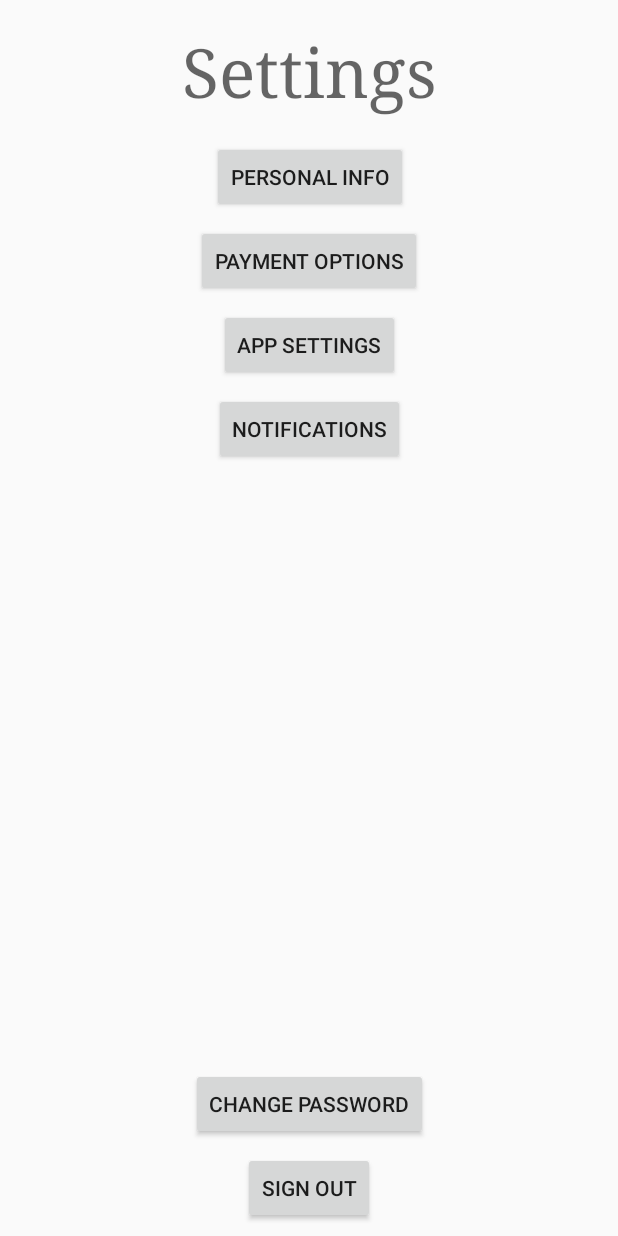
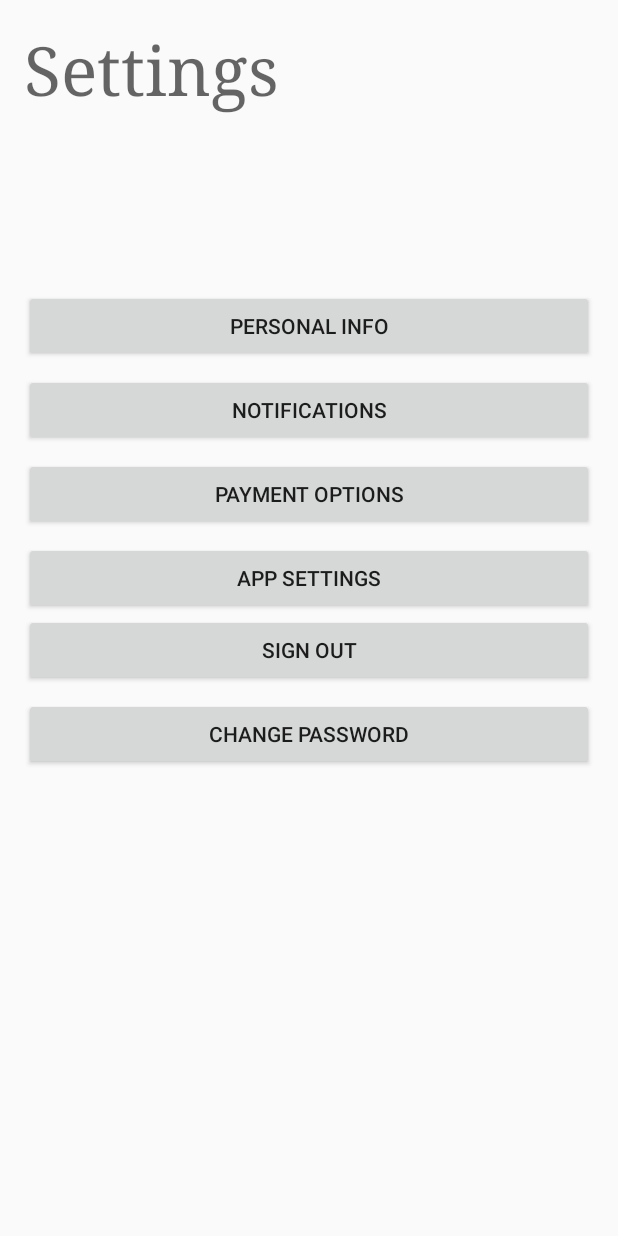
Before and after one commit to justephens/congressional-app-pdq, an Android app: the SettingsActivity screen opened directly, with no data from a screen before it, on a phone screen of 412 x 824 dp. Run offline under Robolectric (Android 15) with nearby library versions, the phone set to English and light mode, and no system bars.

Commit message:
added personal info settings page

```diff
--- a/PDQ/app/src/main/java/plp/pdq/NavMenu.java
+++ b/PDQ/app/src/main/java/plp/pdq/NavMenu.java
@@ -93,6 +93,7 @@ public class NavMenu extends AppCompatActivity
         } else if (id == R.id.navmenu_profile) {
 
         } else if (id == R.id.navmenu_settings) {
+            startActivity(new Intent(NavMenu.this, SettingsActivity.class));
 
         }
 
--- a/PDQ/app/src/main/java/plp/pdq/SettingsActivity.java
+++ b/PDQ/app/src/main/java/plp/pdq/SettingsActivity.java
@@ -1,13 +1,38 @@
 package plp.pdq;
 
+import android.content.Intent;
 import android.support.v7.app.AppCompatActivity;
 import android.os.Bundle;
+import android.view.View;
+import android.widget.Button;
 
 public class SettingsActivity extends AppCompatActivity {
+
+    Button btnSignOut, btnPersonalInfo;
 
     @Override
     protected void onCreate(Bundle savedInstanceState) {
         super.onCreate(savedInstanceState);
         setContentView(R.layout.activity_settings);
+
+        btnSignOut = (Button) findViewById(R.id.buttonSignOut);
+        btnPersonalInfo = (Button) findViewById(R.id.buttonPersonInfo);
+
+        btnSignOut.setOnClickListener(new View.OnClickListener() {
+            @Override
+            public void onClick(View view) {
+                Intent intent = new Intent(SettingsActivity.this, LoginActivity.class);
+                startActivity(intent);
+            }
+        });
+
+        btnPersonalInfo.setOnClickListener(new View.OnClickListener() {
+            @Override
+            public void onClick(View view) {
+                Intent intent = new Intent(SettingsActivity.this, PersonalInfoActivity.class);
+                startActivity(intent);
+            }
+        });
+
     }
 }
--- a/PDQ/app/src/main/res/layout/activity_settings.xml
+++ b/PDQ/app/src/main/res/layout/activity_settings.xml
@@ -6,67 +6,136 @@
     android:layout_height="match_parent"
     tools:context="plp.pdq.SettingsActivity">
 
+    <ScrollView
+        android:layout_width="0dp"
+        android:layout_height="0dp"
+        android:layout_marginBottom="8dp"
+        android:layout_marginEnd="8dp"
+        android:layout_marginLeft="8dp"
+        android:layout_marginRight="8dp"
+        android:layout_marginStart="8dp"
+        android:layout_marginTop="8dp"
+        app:layout_constraintBottom_toBottomOf="parent"
+        app:layout_constraintHorizontal_bias="0.0"
+        app:layout_constraintLeft_toLeftOf="parent"
+        app:layout_constraintRight_toRightOf="parent"
+        app:layout_constraintTop_toTopOf="parent"
+        app:layout_constraintVertical_bias="0.0">
+
+        <LinearLayout
+            android:layout_width="match_parent"
+            android:layout_height="wrap_content"
+            android:orientation="vertical"
+            tools:layout_editor_absoluteX="8dp"
+            tools:layout_editor_absoluteY="-12dp">
+
+            <TextView
+                android:id="@+id/textView4"
+                android:layout_width="match_parent"
+                android:layout_height="wrap_content"
+                android:layout_marginBottom="8dp"
+                android:layout_marginEnd="8dp"
+                android:layout_marginLeft="8dp"
+                android:layout_marginRight="8dp"
+                android:layout_marginStart="8dp"
+                android:layout_marginTop="8dp"
+                android:fontFamily="serif"
+                android:text="Settings"
+                android:textAppearance="@style/TextAppearance.AppCompat.Display2"
+                app:layout_constraintBottom_toTopOf="@+id/buttonPersonInfo"
+                app:layout_constraintLeft_toLeftOf="parent"
+                app:layout_constraintRight_toRightOf="parent"
+                app:layout_constraintTop_toTopOf="parent" />
+
+            <ExpandableListView
+                android:layout_width="match_parent"
+                android:layout_height="match_parent"
+                android:layout_marginBottom="8dp"
+                android:layout_marginEnd="8dp"
+                android:layout_marginLeft="8dp"
+                android:layout_marginRight="8dp"
+                android:layout_marginStart="8dp"
+                android:layout_marginTop="8dp"
+                app:layout_constraintBottom_toTopOf="@+id/buttonChangePass"
+                app:layout_constraintLeft_toLeftOf="parent"
+                app:layout_constraintRight_toRightOf="parent"
+                app:layout_constraintTop_toBottomOf="@+id/buttonNotifications" />
+
             <Button
                 android:id="@+id/buttonPersonInfo"
-        android:layout_width="wrap_content"
+                android:layout_width="match_parent"
                 android:layout_height="wrap_content"
+                android:layout_marginEnd="8dp"
+                android:layout_marginLeft="8dp"
+                android:layout_marginRight="8dp"
+                android:layout_marginStart="8dp"
+                android:layout_marginTop="94dp"
                 android:text="Personal Info"
-        app:layout_constraintTop_toTopOf="parent"
-        android:layout_marginTop="94dp"
-        android:layout_marginRight="8dp"
+                app:layout_constraintHorizontal_bias="0.502"
+                app:layout_constraintLeft_toLeftOf="parent"
                 app:layout_constraintRight_toRightOf="parent"
-        android:layout_marginLeft="8dp"
-        app:layout_constraintLeft_toLeftOf="parent"
-        app:layout_constraintHorizontal_bias="0.502"
-        android:layout_marginStart="8dp"
-        android:layout_marginEnd="8dp" />
-
-    <Button
-        android:id="@+id/buttonPaymentOpt"
-        android:layout_width="wrap_content"
-        android:layout_height="wrap_content"
-        android:text="Payment Options"
-        android:layout_marginTop="8dp"
-        app:layout_constraintTop_toBottomOf="@+id/buttonPersonInfo"
-        android:layout_marginRight="8dp"
-        app:layout_constraintRight_toRightOf="parent"
-        android:layout_marginLeft="8dp"
-        app:layout_constraintLeft_toLeftOf="parent"
-        android:layout_marginStart="8dp"
-        android:layout_marginEnd="8dp" />
-
-    <Button
-        android:id="@+id/buttonAppSettings"
-        android:layout_width="wrap_content"
-        android:layout_height="wrap_content"
-        android:text="App Settings"
-        android:layout_marginTop="8dp"
-        app:layout_constraintTop_toBottomOf="@+id/buttonPaymentOpt"
-        android:layout_marginRight="8dp"
-        app:layout_constraintRight_toRightOf="parent"
-        android:layout_marginLeft="8dp"
-        app:layout_constraintLeft_toLeftOf="parent"
-        android:layout_marginStart="8dp"
-        android:layout_marginEnd="8dp" />
+                app:layout_constraintTop_toTopOf="parent" />
 
             <Button
                 android:id="@+id/buttonNotifications"
-        android:layout_width="wrap_content"
+                android:layout_width="match_parent"
                 android:layout_height="wrap_content"
+                android:layout_marginEnd="8dp"
                 android:layout_marginLeft="8dp"
                 android:layout_marginRight="8dp"
+                android:layout_marginStart="8dp"
                 android:layout_marginTop="8dp"
                 android:text="Notifications"
                 app:layout_constraintLeft_toLeftOf="parent"
                 app:layout_constraintRight_toRightOf="parent"
-        app:layout_constraintTop_toBottomOf="@+id/buttonAppSettings"
+                app:layout_constraintTop_toBottomOf="@+id/buttonAppSettings" />
+
+            <Button
+                android:id="@+id/buttonPaymentOpt"
+                android:layout_width="match_parent"
+                android:layout_height="wrap_content"
+                android:layout_marginEnd="8dp"
+                android:layout_marginLeft="8dp"
+                android:layout_marginRight="8dp"
                 android:layout_marginStart="8dp"
-        android:layout_marginEnd="8dp" />
+                android:layout_marginTop="8dp"
+                android:text="Payment Options"
+                app:layout_constraintLeft_toLeftOf="parent"
+                app:layout_constraintRight_toRightOf="parent"
+                app:layout_constraintTop_toBottomOf="@+id/buttonPersonInfo" />
+
+            <Button
+                android:id="@+id/buttonAppSettings"
+                android:layout_width="match_parent"
+                android:layout_height="wrap_content"
+                android:layout_marginEnd="8dp"
+                android:layout_marginLeft="8dp"
+                android:layout_marginRight="8dp"
+                android:layout_marginStart="8dp"
+                android:layout_marginTop="8dp"
+                android:text="App Settings"
+                app:layout_constraintLeft_toLeftOf="parent"
+                app:layout_constraintRight_toRightOf="parent"
+                app:layout_constraintTop_toBottomOf="@+id/buttonPaymentOpt" />
+
+            <Button
+                android:id="@+id/buttonSignOut"
+                android:layout_width="match_parent"
+                android:layout_height="wrap_content"
+                android:layout_marginBottom="8dp"
+                android:layout_marginEnd="8dp"
+                android:layout_marginLeft="8dp"
+                android:layout_marginRight="8dp"
+                android:layout_marginStart="8dp"
+                android:text="Sign Out"
+                app:layout_constraintBottom_toBottomOf="parent"
+                app:layout_constraintLeft_toLeftOf="parent"
+                app:layout_constraintRight_toRightOf="parent" />
 
             <Button
                 android:id="@+id/buttonChangePass"
                 style="@style/Widget.AppCompat.Button"
-        android:layout_width="wrap_content"
+                android:layout_width="match_parent"
                 android:layout_height="wrap_content"
                 android:layout_marginBottom="8dp"
                 android:layout_marginEnd="8dp"
@@ -78,46 +147,8 @@
                 app:layout_constraintBottom_toTopOf="@+id/buttonSignOut"
                 app:layout_constraintLeft_toLeftOf="parent"
                 app:layout_constraintRight_toRightOf="parent" />
+        </LinearLayout>
+    </ScrollView>
 
-    <Button
-        android:id="@+id/buttonSignOut"
-        android:layout_width="wrap_content"
-        android:layout_height="wrap_content"
-        android:layout_marginBottom="8dp"
-        android:layout_marginLeft="8dp"
-        android:layout_marginRight="8dp"
-        android:text="Sign Out"
-        app:layout_constraintBottom_toBottomOf="parent"
-        app:layout_constraintLeft_toLeftOf="parent"
-        app:layout_constraintRight_toRightOf="parent"
-        android:layout_marginStart="8dp"
-        android:layout_marginEnd="8dp" />
-
-    <TextView
-        android:id="@+id/textView4"
-        android:layout_width="wrap_content"
-        android:layout_height="wrap_content"
-        android:fontFamily="serif"
-        android:text="Settings"
-        android:textAppearance="@style/TextAppearance.AppCompat.Display2"
-        app:layout_constraintTop_toTopOf="parent"
-        android:layout_marginTop="8dp"
-        android:layout_marginBottom="8dp"
-        app:layout_constraintBottom_toTopOf="@+id/buttonPersonInfo"
-        android:layout_marginRight="8dp"
-        app:layout_constraintRight_toRightOf="parent"
-        android:layout_marginLeft="8dp"
-        app:layout_constraintLeft_toLeftOf="parent"
-        android:layout_marginStart="8dp"
-        android:layout_marginEnd="8dp" />
-
-    <ExpandableListView
-        android:id="@+id/lvExp"
-        android:layout_width="80dp"
-        android:layout_height="551dp"
-        tools:layout_editor_absoluteY="8dp"
-        tools:layout_editor_absoluteX="8dp" />
-        <!--tools:layout_editor_absoluteX="130dp"
-        tools:layout_editor_absoluteY="342dp"-->
 
 </android.support.constraint.ConstraintLayout>
--- a/PDQ/app/src/main/res/values/strings.xml
+++ b/PDQ/app/src/main/res/values/strings.xml
@@ -79,7 +79,8 @@
     <string name="pref_ringtone_silent">Silent</string>
 
     <string name="pref_title_vibrate">Vibrate</string>
-=======
+    =======
     <string name="title_activity_location_finder">Locations</string>
->>>>>>> origin/master
+    <string name="title_activity_settings_google">Settings</string>
+    >>>>>>> origin/master
 </resources>
```
Also changed, not shown: PDQ/app/src/main/AndroidManifest.xml (+4 -3 lines), PDQ/app/src/main/java/plp/pdq/AppCompatPreferenceActivity.java (added, +109 -0 lines), PDQ/app/src/main/java/plp/pdq/PersonalInfoActivity.java (added, +13 -0 lines), PDQ/app/src/main/res/layout/activity_personal_info.xml (added, +139 -0 lines). Lines whose indentation alone changed are shown as unchanged.
